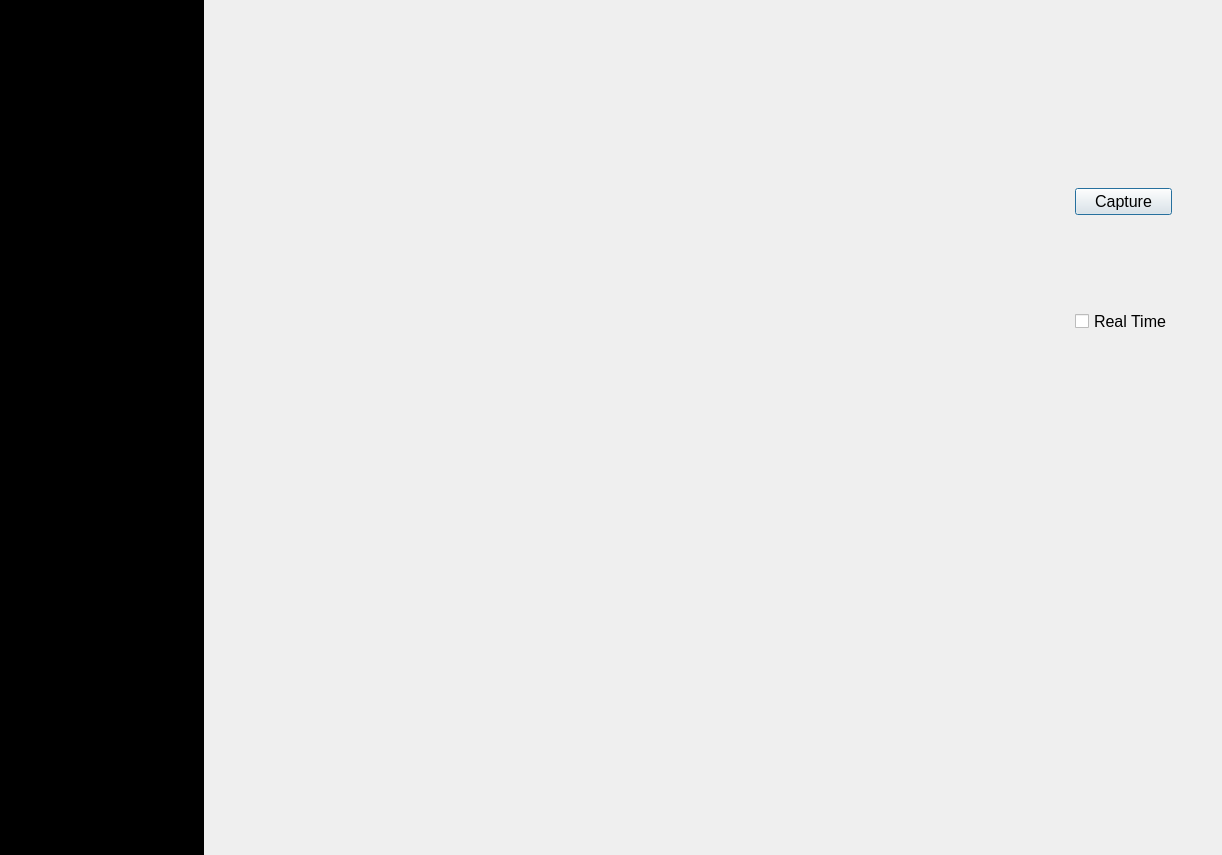
Above: gui/src/Camera.ui from WEI22/ICMS before the change. Below: the same form after it.
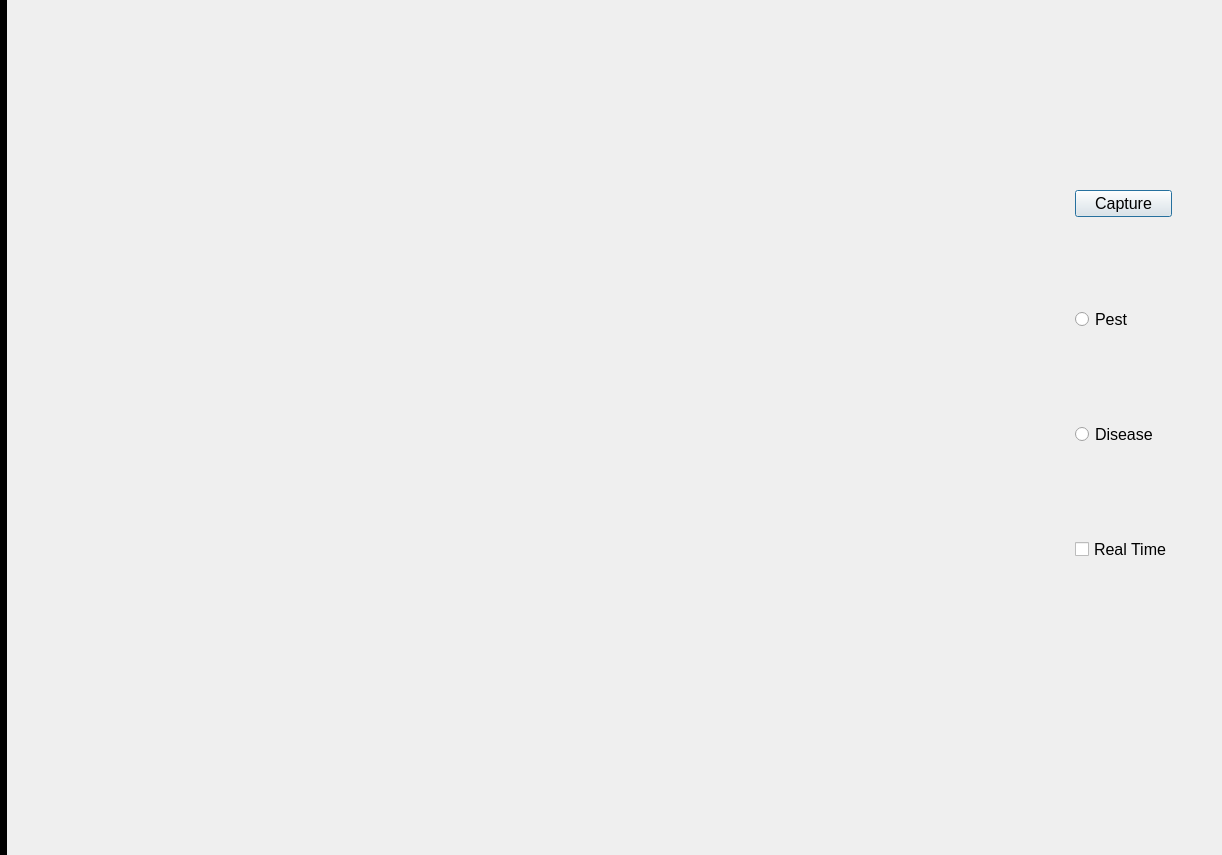
That is the form after the change. Icons and pictures are not drawn. Custom widgets are drawn as their Qt base class.

Commit message: Added crop disease detection

What changed in the file:
```diff
--- a/gui/src/Camera.ui
+++ b/gui/src/Camera.ui
@@ -25,7 +25,7 @@
   <property name="styleSheet">
    <string notr="true"/>
   </property>
-  <layout class="QHBoxLayout" name="horizontalLayout_2" stretch="1,5">
+  <layout class="QHBoxLayout" name="horizontalLayout_2" stretch="0,0">
    <property name="spacing">
     <number>0</number>
    </property>
@@ -186,7 +186,7 @@
       </widget>
      </item>
      <item>
-      <layout class="QVBoxLayout" name="verticalLayout" stretch="2,0,1,0,5">
+      <layout class="QVBoxLayout" name="verticalLayout" stretch="0,0,0,0">
        <property name="spacing">
         <number>0</number>
        </property>
@@ -194,17 +194,14 @@
         <number>50</number>
        </property>
        <property name="topMargin">
-        <number>0</number>
+        <number>100</number>
        </property>
        <property name="rightMargin">
         <number>50</number>
        </property>
        <property name="bottomMargin">
-        <number>50</number>
+        <number>200</number>
        </property>
-       <item>
-        <widget class="QWidget" name="widget_4" native="true"/>
-       </item>
        <item>
         <widget class="QPushButton" name="camera_capture">
          <property name="font">
@@ -218,7 +215,28 @@
         </widget>
        </item>
        <item>
-        <widget class="QWidget" name="widget_5" native="true"/>
+        <widget class="QRadioButton" name="pest_detection_button">
+         <property name="font">
+          <font>
+           <pointsize>12</pointsize>
+          </font>
+         </property>
+         <property name="text">
+          <string>Pest</string>
+         </property>
+        </widget>
+       </item>
+       <item>
+        <widget class="QRadioButton" name="disease_detection_button">
+         <property name="font">
+          <font>
+           <pointsize>12</pointsize>
+          </font>
+         </property>
+         <property name="text">
+          <string>Disease</string>
+         </property>
+        </widget>
        </item>
        <item>
         <widget class="QCheckBox" name="camera_real">
@@ -232,13 +250,6 @@
          </property>
         </widget>
        </item>
-       <item>
-        <widget class="QWidget" name="widget_3" native="true">
-         <property name="enabled">
-          <bool>true</bool>
-         </property>
-        </widget>
-       </item>
       </layout>
      </item>
     </layout>
```
The commit also changes 10 other files.
